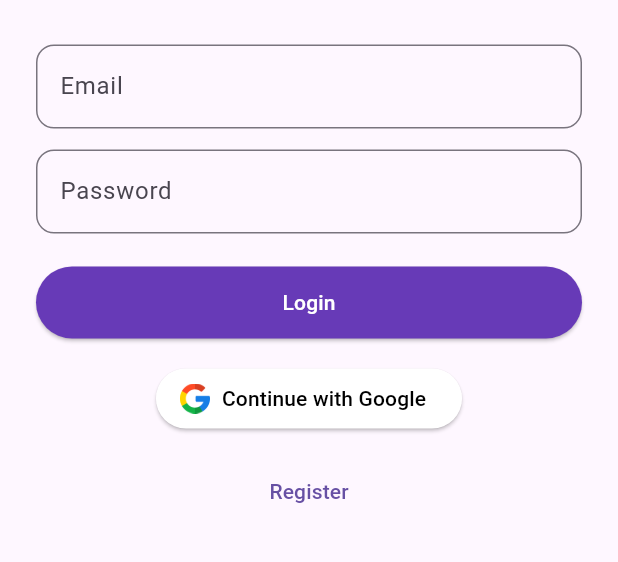
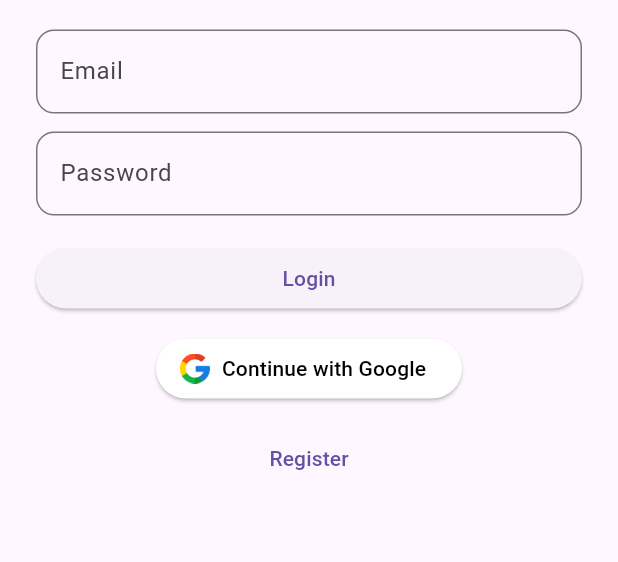
Before and after one commit to fajr-19/questify, a Flutter app: the LoginScreen screen opened directly, on a phone screen of 412 x 824 dp, the part 203-765 px from its top. Run offline on Flutter 3.47's test engine with Material 3 defaults, Android fonts, the light colour scheme and no system bars; our stand-ins replace google_sign_in, shared_preferences; accounts and stored records are empty.

Commit message:
update login

```diff
--- a/frontend/lib/screens/login_screen.dart
+++ b/frontend/lib/screens/login_screen.dart
@@ -2,6 +2,7 @@ import 'package:flutter/material.dart';
 import '../api_service.dart';
 import 'home_screen.dart';
 import 'register_screen.dart';
+import 'otp_screen.dart';
 
 class LoginScreen extends StatefulWidget {
   const LoginScreen({super.key});
@@ -12,7 +13,6 @@ class LoginScreen extends StatefulWidget {
 
 class _LoginScreenState extends State<LoginScreen> {
   bool loading = false;
-
   final emailC = TextEditingController();
   final passC = TextEditingController();
 
@@ -26,7 +26,6 @@ class _LoginScreenState extends State<LoginScreen> {
             child: Column(
               children: [
                 const SizedBox(height: 60),
-
                 const Text(
                   'Questify',
                   style: TextStyle(
@@ -35,12 +34,10 @@ class _LoginScreenState extends State<LoginScreen> {
                     color: Colors.deepPurple,
                   ),
                 ),
-
-                const SizedBox(height: 30),
+                const SizedBox(height: 20),
 
                 TextField(
                   controller: emailC,
-                  keyboardType: TextInputType.emailAddress,
                   decoration: InputDecoration(
                     labelText: 'Email',
                     border: OutlineInputBorder(
@@ -49,7 +46,7 @@ class _LoginScreenState extends State<LoginScreen> {
                   ),
                 ),
 
-                const SizedBox(height: 14),
+                const SizedBox(height: 12),
 
                 TextField(
                   controller: passC,
@@ -62,31 +59,37 @@ class _LoginScreenState extends State<LoginScreen> {
                   ),
                 ),
 
-                const SizedBox(height: 22),
+                const SizedBox(height: 18),
 
                 // LOGIN BUTTON
                 SizedBox(
                   width: double.infinity,
                   child: ElevatedButton(
                     onPressed: loading ? null : _handleLogin,
-                    style: ElevatedButton.styleFrom(
-                      backgroundColor: Colors.deepPurple,
-                      padding: const EdgeInsets.symmetric(vertical: 14),
-                    ),
                     child: loading
                         ? const CircularProgressIndicator(color: Colors.white)
-                        : const Text(
-                            'Login',
-                            style: TextStyle(color: Colors.white),
-                          ),
+                        : const Text('Login'),
                   ),
                 ),
 
-                const SizedBox(height: 16),
+                const SizedBox(height: 12),
 
                 // GOOGLE LOGIN
                 ElevatedButton.icon(
-                  onPressed: loading ? null : _handleGoogleLogin,
+                  onPressed: () async {
+                    setState(() => loading = true);
+                    final ok = await ApiService.loginWithGoogle();
+                    setState(() => loading = false);
+
+                    if (ok && mounted) {
+                      Navigator.pushReplacement(
+                        context,
+                        MaterialPageRoute(builder: (_) => const HomeScreen()),
+                      );
+                    } else {
+                      _snack('Google login failed');
+                    }
+                  },
                   icon: Image.asset('assets/icons/google.png', height: 20),
                   label: const Text('Continue with Google'),
                   style: ElevatedButton.styleFrom(
@@ -95,9 +98,8 @@ class _LoginScreenState extends State<LoginScreen> {
                   ),
                 ),
 
-                const SizedBox(height: 14),
+                const SizedBox(height: 12),
 
-                // REGISTER
                 TextButton(
                   onPressed: () {
                     Navigator.push(
@@ -115,36 +117,33 @@ class _LoginScreenState extends State<LoginScreen> {
     );
   }
 
-  // ================= HANDLERS =================
-
+  // ================= LOGIN HANDLER =================
   Future<void> _handleLogin() async {
     setState(() => loading = true);
     try {
       await ApiService.login(emailC.text.trim(), passC.text.trim());
+
       if (!mounted) return;
       Navigator.pushReplacement(
         context,
         MaterialPageRoute(builder: (_) => const HomeScreen()),
       );
     } catch (e) {
-      _snack(e.toString());
+      final msg = e.toString().replaceAll('Exception:', '').trim();
+
+      // 👉 AUTO ARAHKAN KE OTP JIKA BELUM VERIFIED
+      if (msg.contains('not verified')) {
+        Navigator.push(
+          context,
+          MaterialPageRoute(
+            builder: (_) => OtpScreen(email: emailC.text.trim()),
+          ),
+        );
+      } else {
+        _snack(msg);
+      }
     } finally {
       setState(() => loading = false);
-    }
-  }
-
-  Future<void> _handleGoogleLogin() async {
-    setState(() => loading = true);
-    final ok = await ApiService.loginWithGoogle();
-    setState(() => loading = false);
-
-    if (ok && mounted) {
-      Navigator.pushReplacement(
-        context,
-        MaterialPageRoute(builder: (_) => const HomeScreen()),
-      );
-    } else {
-      _snack('Google login failed');
     }
   }
 
```
